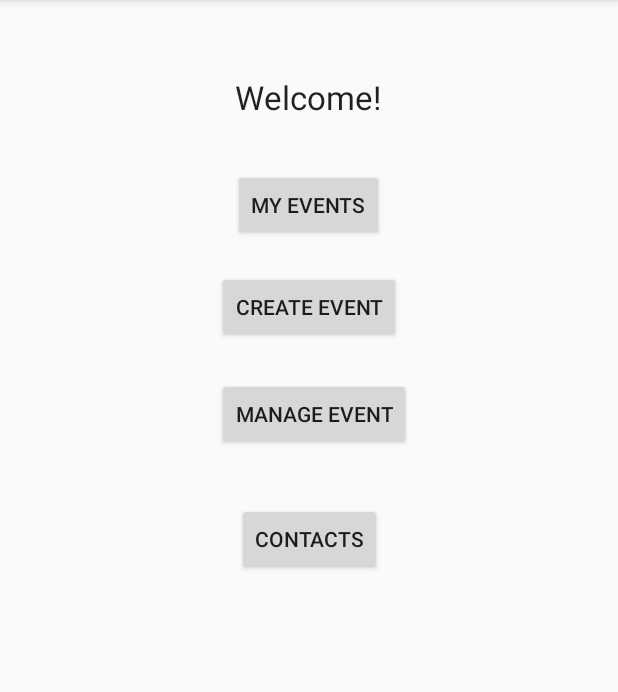
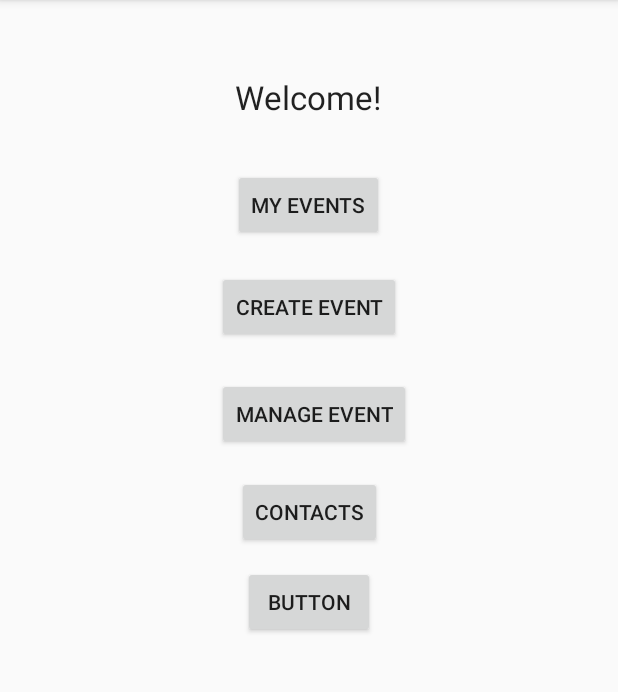
Before and after one commit to jtran3/EventPrototype, an Android app: the MainActivity screen opened directly, with no data from a screen before it, on a phone screen of 412 x 824 dp, the part 84-776 px from its top. Run offline under Robolectric (Android 15) with nearby library versions, the phone set to English and light mode, and no system bars.

Commit message:
added the button in and tested the text Message, didn't work so going to look into it

```diff
--- a/EventPrototype/app/src/main/java/edu/ggc/john/eventprototype/Contacts.java
+++ b/EventPrototype/app/src/main/java/edu/ggc/john/eventprototype/Contacts.java
@@ -45,12 +45,8 @@ public class Contacts extends Activity {
         pDialog.setCancelable(false);
         pDialog.show();
         mListView = (ListView) findViewById(R.id.list);
-<<<<<<< HEAD
-
-=======
         mListView.setChoiceMode(ListView.CHOICE_MODE_MULTIPLE);
         mListView.setItemsCanFocus(false);
->>>>>>> 144943c303afbe136c78768c4b7fe27ca79039f2
         updateBarHandler = new Handler();
 
         // Since reading contacts takes more time, let's run it on a separate thread.
--- a/EventPrototype/app/src/main/java/edu/ggc/john/eventprototype/MainActivity.java
+++ b/EventPrototype/app/src/main/java/edu/ggc/john/eventprototype/MainActivity.java
@@ -33,6 +33,16 @@ public class MainActivity extends AppCompatActivity {
             }
         });
 
+        Button textTest = (Button) findViewById(R.id.textTest);
+
+        textTest.setOnClickListener(new View.OnClickListener()
+        {
+            public void onClick(View v)
+            {
+                startActivity(new Intent(MainActivity.this, TextMessage.class));
+            }
+        });
+
         Button yourButton2 = (Button) findViewById(R.id.button3);
 
         yourButton2.setOnClickListener(new View.OnClickListener()
--- a/EventPrototype/app/src/main/res/layout/activity_main.xml
+++ b/EventPrototype/app/src/main/res/layout/activity_main.xml
@@ -48,12 +48,21 @@
         android:layout_centerHorizontal="true" />
 
     <Button
+        android:text="Button"
+        android:layout_width="wrap_content"
+        android:layout_height="wrap_content"
+        android:layout_below="@+id/bContact"
+        android:layout_centerHorizontal="true"
+        android:layout_marginTop="12dp"
+        android:id="@+id/textTest" />
+
+    <Button
         android:text="Contacts"
         android:layout_width="wrap_content"
         android:layout_height="wrap_content"
+        android:layout_marginTop="17dp"
+        android:id="@+id/bContact"
         android:layout_below="@+id/bManageEvents"
         android:layout_alignRight="@+id/textView2"
-        android:layout_alignEnd="@+id/textView2"
-        android:layout_marginTop="35dp"
-        android:id="@+id/bContact" />
+        android:layout_alignEnd="@+id/textView2" />
 </RelativeLayout>
```
